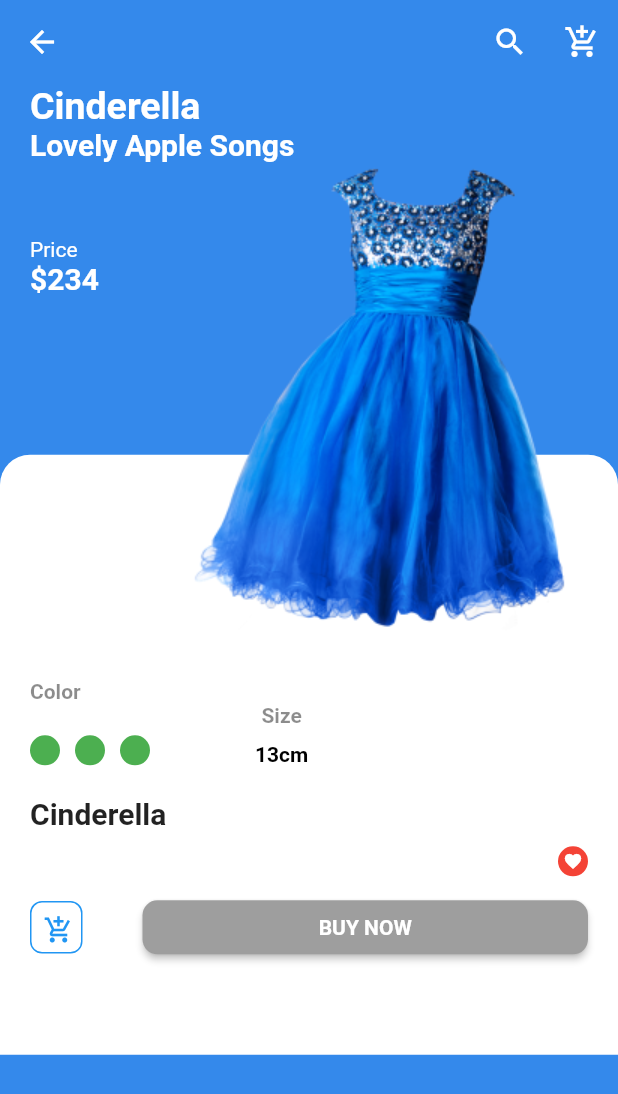
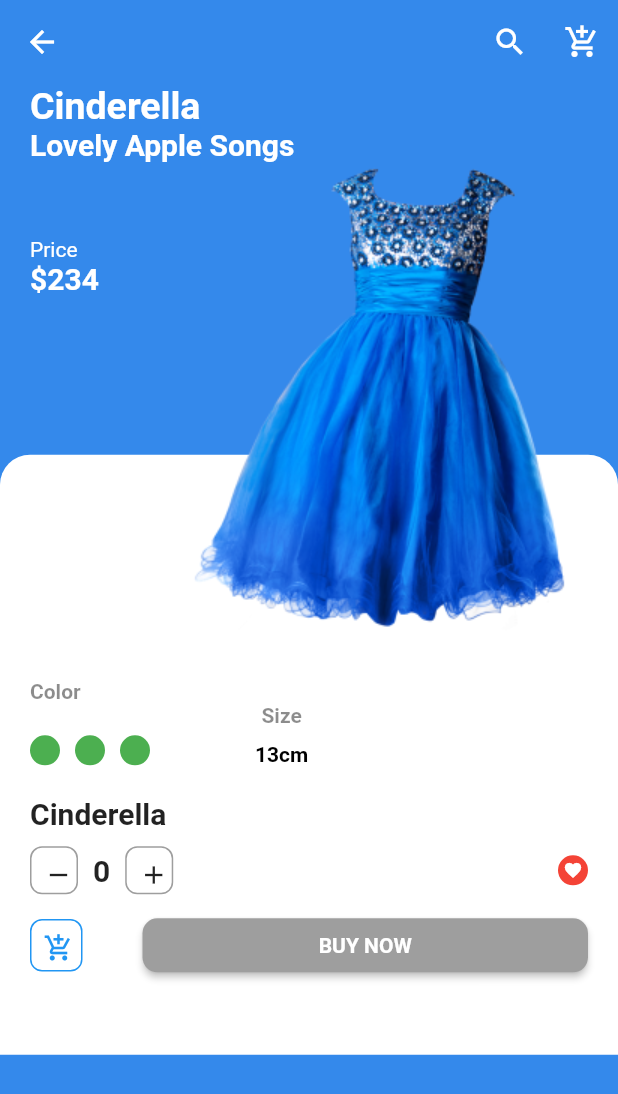
Before and after one commit to mercyjae/online_shopping_app, a Flutter app: the DressDetails screen opened directly with sample values from the repository, on a phone screen of 412 x 824 dp. Shown: the top 1094 px of the screen. Run offline on Flutter 3.47's test engine with Material 2 defaults, Android fonts, the phone set to English and light mode, and no system bars; our stand-ins replace get.

Commit message:
Fix: add and remove the quantity of an item from the cart screen. Also increase the price of each item as the quantity increases.

```diff
--- a/lib/models/cart_model.dart
+++ b/lib/models/cart_model.dart
@@ -1,4 +1,6 @@
 import 'dart:ui';
+
+import 'package:online_shopping/models/dress_products.dart';
 
 class CartModel {
   final int id;
@@ -8,17 +10,20 @@ class CartModel {
   final int price;
   final String size;
   final Color color;
-  final int quantity;
+  late final int quantity;
+  DressProduct? dressProduct;
 
-  CartModel(
-      {required this.id,
+  CartModel({
+    required this.id,
     required this.image,
     required this.title,
     required this.description,
     required this.price,
     required this.size,
     required this.color,
-        required this.quantity,});
+    required this.quantity,
+    this.dressProduct,
+  });
 
   CartModel.fromJson(Map<String, dynamic> json)
       : id = json['id'],
@@ -28,7 +33,8 @@ class CartModel {
         price = json['price'],
         size = json['size'],
         color = Color(int.parse(json['color'])),
-  quantity = json["quantity"];
+        quantity = json["quantity"],
+        dressProduct = DressProduct.fromJson(json['dressProduct']);
 
   Map<String, dynamic> toJson() {
     return {
@@ -40,6 +46,7 @@ class CartModel {
       'size': size,
       'color': color.value.toString(),
       "quantity": quantity,
+      'dressProduct': dressProduct?.toJson(),
     };
   }
 }
--- a/lib/models/dress_products.dart
+++ b/lib/models/dress_products.dart
@@ -1,5 +1,6 @@
 import 'package:flutter/material.dart';
-class DressProduct{
+
+class DressProduct {
   final String image;
   final String title;
   final String description;
@@ -8,18 +9,39 @@ class DressProduct{
   final int id;
   final Color color;
   final int quantity;
-  DressProduct({
-    required this.image,
-    required this.title,
-    required  this.description,
-    required this.price,
-    required this.size,
-    required  this.id,
-    required this.color,
-    required this.quantity
-  });
+  DressProduct(
+      {required this.image,
+      required this.title,
+      required this.description,
+      required this.price,
+      required this.size,
+      required this.id,
+      required this.color,
+      required this.quantity});
+
+  DressProduct.fromJson(Map<String, dynamic> json)
+      : image = json['image'],
+        title = json['title'],
+        description = json['description'],
+        price = json['price'],
+        size = json['size'],
+        id = json['id'],
+        color = Color(json['color']),
+        quantity = json['quantity'];
+
+  Map<String, dynamic> toJson() => {
+        'image': image,
+        'title': title,
+        'description': description,
+        'price': price,
+        'size': size,
+        'id': id,
+        'color': color.value,
+        'quantity': quantity,
+      };
 }
-List<DressProduct> dress =[
+
+List<DressProduct> dress = [
   DressProduct(
       id: 1,
       title: "Cinderella",
@@ -27,8 +49,8 @@ List<DressProduct> dress =[
       size: "13cm",
       price: 40,
       color: Color(0xFF3489eb),
-      image: "assets/images/dress 8.png", quantity: 1
-  ),
+      image: "assets/images/dress 8.png",
+      quantity: 0),
   DressProduct(
       id: 2,
       title: "Flared yellow gown",
@@ -36,35 +58,35 @@ List<DressProduct> dress =[
       size: "12cm",
       price: 35,
       color: Color(0xFFebc034),
-      image: "assets/images/dress 1.png",quantity: 1
-  ),
+      image: "assets/images/dress 1.png",
+      quantity: 0),
   DressProduct(
       id: 3,
       title: "Black Short Gown",
       description: "Lovely Apple Songs",
       size: "15cm",
-      price: 40 ,
+      price: 40,
       color: Colors.black54,
-      image: "assets/images/dresses.png",quantity: 1
-  ),
+      image: "assets/images/dresses.png",
+      quantity: 0),
   DressProduct(
       id: 4,
       title: "Flared red gown",
       description: "Lovely Apple Songs",
       size: "12cm",
       price: 28,
-      color:   Color(0xFFeb3434),
-      image: "assets/images/dress 7.png",quantity: 1
-  ),
+      color: Color(0xFFeb3434),
+      image: "assets/images/dress 7.png",
+      quantity: 0),
   DressProduct(
       id: 5,
       title: "Lapping gown",
       description: "Lovely Apple Songs",
       size: "12cm",
       price: 35,
-      color:  Color(0xFF3D82AE),
-      image: "assets/images/dress 4.png",quantity: 1
-  ),
+      color: Color(0xFF3D82AE),
+      image: "assets/images/dress 4.png",
+      quantity: 0),
   DressProduct(
       id: 6,
       title: "Silky gown",
@@ -72,6 +94,6 @@ List<DressProduct> dress =[
       size: "10cm",
       price: 25,
       color: Color(0xFFAEAEAE),
-      image: "assets/images/dress_6.png",quantity: 1
-  ),
+      image: "assets/images/dress_6.png",
+      quantity: 0),
 ];
--- a/lib/screens/dresses/dress_details.dart
+++ b/lib/screens/dresses/dress_details.dart
@@ -1,9 +1,11 @@
 import 'package:flutter/material.dart';
+import 'package:get/get.dart';
 import 'package:get/get_core/src/get_main.dart';
 import 'package:get/get_instance/src/extension_instance.dart';
 import 'package:online_shopping/components/color_icon.dart';
 import 'package:online_shopping/constants.dart';
 import 'package:online_shopping/controllers/cart_controller.dart';
+import 'package:online_shopping/controllers/dress_controller.dart';
 import 'package:online_shopping/models/dress_products.dart';
 
 import '../cart_screen.dart';
@@ -120,12 +122,15 @@ class DressDetails1 extends StatelessWidget {
   @override
   Widget build(BuildContext context) {
     Size size = MediaQuery.of(context).size;
+    Get.put(DressController());
+    Get.find<DressController>()
+        .initDressProduct(dressproduct, Get.find<CartController>());
+    return GetBuilder<DressController>(builder: (dressController) {
       return Container(
         margin: EdgeInsets.only(top: size.height * 0.3),
         height: 400,
         decoration: BoxDecoration(
             color: Colors.white,
-
             borderRadius: BorderRadius.only(
                 topRight: Radius.circular(20), topLeft: Radius.circular(20))),
         child: Padding(
@@ -138,8 +143,8 @@ class DressDetails1 extends StatelessWidget {
               ),
               Text(
                 "Color",
-              style:
-                  TextStyle(color: Colors.black45, fontWeight: FontWeight.bold),
+                style: TextStyle(
+                    color: Colors.black45, fontWeight: FontWeight.bold),
               ),
               Row(
                 children: [
@@ -171,7 +176,8 @@ class DressDetails1 extends StatelessWidget {
                         Text(
                           "Size",
                           style: TextStyle(
-                            color: Colors.black45, fontWeight: FontWeight.bold),
+                              color: Colors.black45,
+                              fontWeight: FontWeight.bold),
                         ),
                         SizedBox(
                           height: KDefaultPadding / 2,
@@ -195,32 +201,28 @@ class DressDetails1 extends StatelessWidget {
               ),
               Row(
                 children: [
-                // IconSign(
-                //   icon1: Icons.remove,
-                //   press: () {
-                //     setState(() {
-                //       items++;
-                //     });
-                //   },
-                // ),
-                // SizedBox(
-                //   width: 10,
-                // ),
-                // Text(
-                //   items.toString(),
-                //   style: TextStyle(fontWeight: FontWeight.bold, fontSize: 20),
-                // ),
-                // SizedBox(
-                //   width: 10,
-                // ),
-                // IconSign(
-                //   icon1: Icons.add,
-                //   press: () {
-                //     setState(() {
-                //       items--;
-                //     });
-                //   },
-                // ),
+                  IconSign(
+                    icon1: Icons.remove,
+                    press: () {
+                      dressController.setQuantity(false);
+                    },
+                  ),
+                  SizedBox(
+                    width: 10,
+                  ),
+                  Text(
+                    "${dressController.retrieveDressQuantityInCart}",
+                    style: TextStyle(fontWeight: FontWeight.bold, fontSize: 20),
+                  ),
+                  SizedBox(
+                    width: 10,
+                  ),
+                  IconSign(
+                    icon1: Icons.add,
+                    press: () {
+                      dressController.setQuantity(true);
+                    },
+                  ),
                   Spacer(),
                   Container(
                     height: 20,
@@ -268,8 +270,7 @@ class DressDetails1 extends StatelessWidget {
                       shape: RoundedRectangleBorder(
                           borderRadius: BorderRadius.circular(10)),
                       onPressed: () {
-                      //dressController.addToCart(dressproduct);
-                      cartController.addDressItem(dressproduct);
+                        dressController.addDressItem(dressproduct);
                       },
                       child: Text(
                         "BUY NOW",
@@ -284,5 +285,6 @@ class DressDetails1 extends StatelessWidget {
           ),
         ),
       );
+    });
   }
 }
```
Also changed, not shown: lib/controllers/cart_controller.dart (+65 -44 lines), lib/controllers/dress_controller.dart (added, +66 -0 lines), lib/screens/bags/details_screen.dart (+7 -12 lines), lib/screens/cart_screen.dart (+31 -13 lines), lib/screens/footwear/shoedetails_screen.dart (+12 -21 lines). Lines whose indentation alone changed are shown as unchanged.
